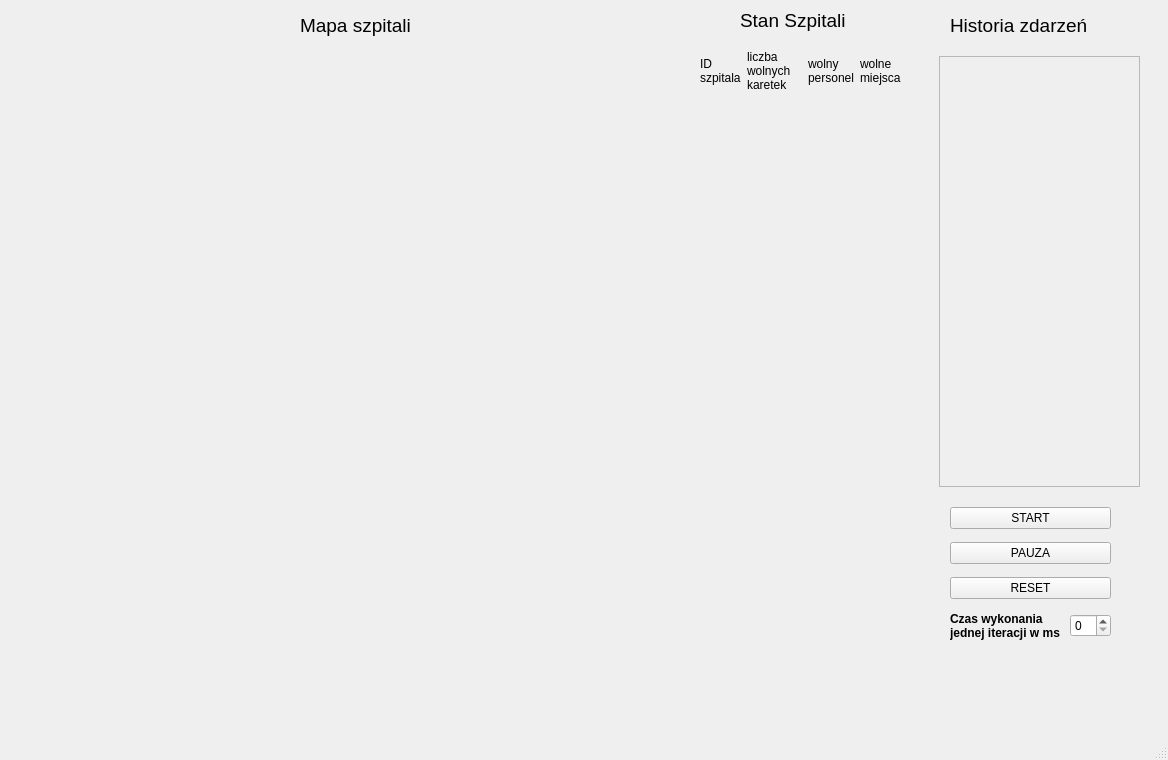
Old version of the form aplikacja_karetki/mainwindow.ui in the repository pepojs/DES.
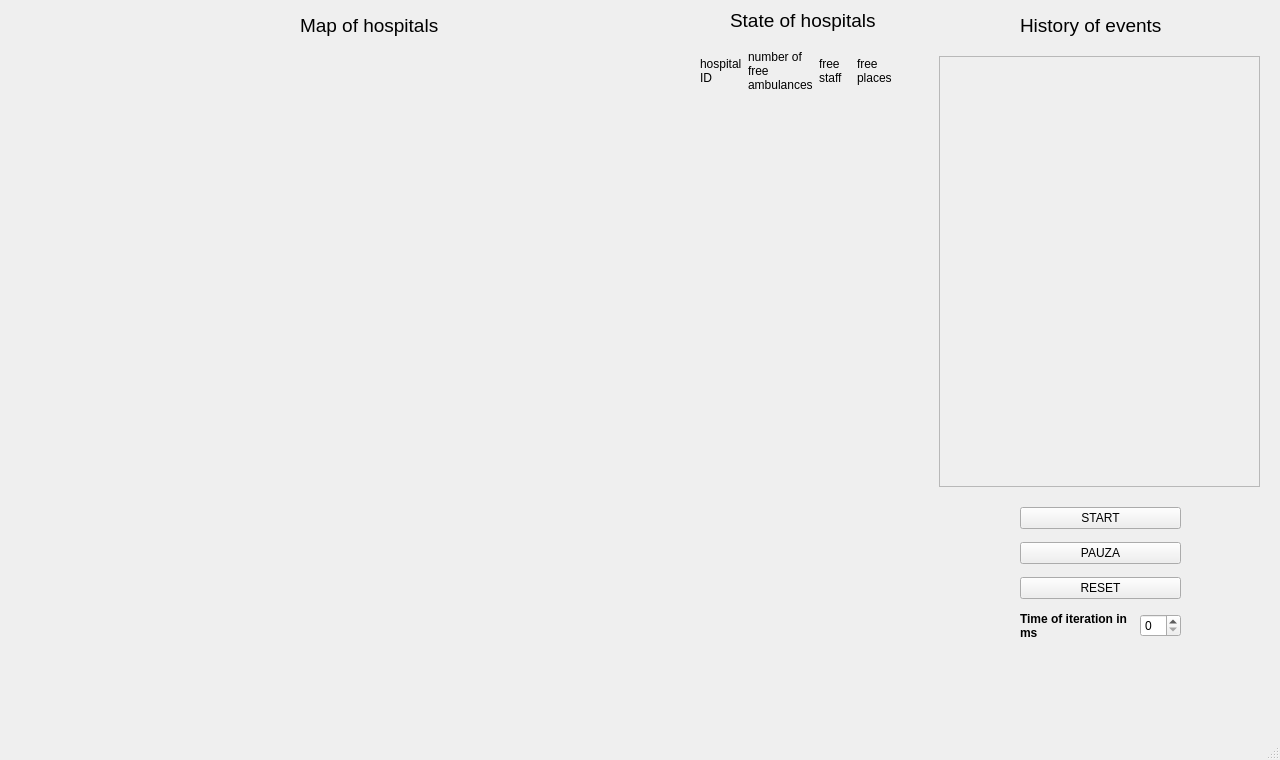
New version of the form. Custom widgets are drawn as their Qt base class.

Patch:
```diff
--- a/aplikacja_karetki/mainwindow.ui
+++ b/aplikacja_karetki/mainwindow.ui
@@ -6,7 +6,7 @@
    <rect>
     <x>0</x>
     <y>0</y>
-    <width>1168</width>
+    <width>1280</width>
     <height>760</height>
    </rect>
   </property>
@@ -17,7 +17,7 @@
    <widget class="QWidget" name="verticalLayoutWidget">
     <property name="geometry">
      <rect>
-      <x>950</x>
+      <x>1020</x>
       <y>500</y>
       <width>161</width>
       <height>151</height>
@@ -56,7 +56,7 @@
           </font>
          </property>
          <property name="text">
-          <string>Czas wykonania jednej iteracji w ms</string>
+          <string>Time of iteration in ms</string>
          </property>
          <property name="wordWrap">
           <bool>true</bool>
@@ -73,7 +73,7 @@
    <widget class="QLabel" name="label">
     <property name="geometry">
      <rect>
-      <x>950</x>
+      <x>1020</x>
       <y>10</y>
       <width>181</width>
       <height>31</height>
@@ -85,7 +85,7 @@
      </font>
     </property>
     <property name="text">
-     <string>Historia zdarzeń</string>
+     <string>History of events</string>
     </property>
    </widget>
    <widget class="QLabel" name="label_2">
@@ -103,7 +103,7 @@
      </font>
     </property>
     <property name="text">
-     <string>Mapa szpitali</string>
+     <string>Map of hospitals</string>
     </property>
    </widget>
    <widget class="MplWidget" name="Mplwidget" native="true">
@@ -129,9 +129,9 @@
    <widget class="QLabel" name="label_3">
     <property name="geometry">
      <rect>
-      <x>740</x>
+      <x>730</x>
       <y>10</y>
-      <width>111</width>
+      <width>151</width>
       <height>21</height>
      </rect>
     </property>
@@ -141,7 +141,7 @@
      </font>
     </property>
     <property name="text">
-     <string>Stan Szpitali</string>
+     <string>State of hospitals</string>
     </property>
    </widget>
    <widget class="QWidget" name="layoutWidget">
@@ -157,7 +157,7 @@
      <item>
       <widget class="QLabel" name="label_4">
        <property name="text">
-        <string>ID szpitala</string>
+        <string>hospital ID</string>
        </property>
        <property name="wordWrap">
         <bool>true</bool>
@@ -167,7 +167,7 @@
      <item>
       <widget class="QLabel" name="label_5">
        <property name="text">
-        <string>liczba wolnych karetek</string>
+        <string>number of free ambulances</string>
        </property>
        <property name="wordWrap">
         <bool>true</bool>
@@ -180,7 +180,7 @@
         <enum>Qt::LeftToRight</enum>
        </property>
        <property name="text">
-        <string>wolny personel</string>
+        <string>free staff</string>
        </property>
        <property name="wordWrap">
         <bool>true</bool>
@@ -190,7 +190,7 @@
      <item>
       <widget class="QLabel" name="label_7">
        <property name="text">
-        <string>wolne miejsca</string>
+        <string>free places</string>
        </property>
        <property name="wordWrap">
         <bool>true</bool>
@@ -204,7 +204,7 @@
      <rect>
       <x>939</x>
       <y>56</y>
-      <width>201</width>
+      <width>321</width>
       <height>431</height>
      </rect>
     </property>
@@ -219,7 +219,7 @@
       <rect>
        <x>0</x>
        <y>0</y>
-       <width>199</width>
+       <width>319</width>
        <height>429</height>
       </rect>
      </property>
```
Left out of the diff: 4 changed lines with no effect on the pictures.
